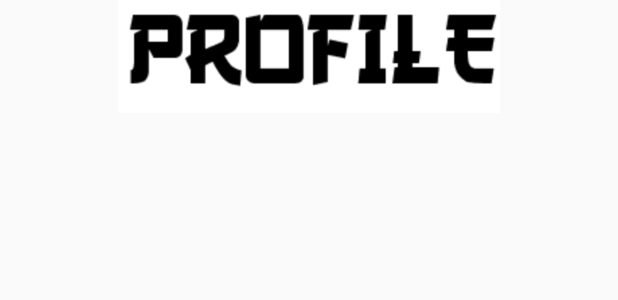
After one commit to bryanlopezrr/Onsen, an Android app: the layout activity_profile.xml on its own in the app's theme, with its tools: preview values and no code run, on a phone screen of 412 x 824 dp. The commit adds this screen. Shown: the top 300 px of the screen. Run offline under Robolectric (Android 15) with nearby library versions, the phone set to English and light mode, and no system bars.

Commit message:
adding profile intent and images

```diff
--- a/app/src/main/AndroidManifest.xml
+++ b/app/src/main/AndroidManifest.xml
@@ -37,6 +37,7 @@
         <activity android:name=".MeditateActivity"/>
         <activity android:name=".ReportsActivity"/>
         <activity android:name=".SettingsActivity"/>
+        <activity android:name=".ProfileActivity"/>
 
         <receiver android:name=".ReminderLogic"/>
         <service android:name=".RingtonePlayingService"
--- /dev/null
+++ b/app/src/main/res/layout/activity_profile.xml
@@ -0,0 +1,44 @@
+<?xml version="1.0" encoding="utf-8"?>
+<LinearLayout xmlns:android="http://schemas.android.com/apk/res/android"
+    android:orientation="vertical" android:layout_width="match_parent"
+    xmlns:app="http://schemas.android.com/apk/res-auto"
+    android:layout_height="match_parent">
+
+
+    <RelativeLayout
+        android:layout_width="match_parent"
+        android:layout_height="500dp">
+
+        <ImageView
+            android:layout_width="wrap_content"
+            android:layout_height="75dp"
+            android:src="@drawable/profile" />
+
+    </RelativeLayout>
+
+
+    <!--    <RelativeLayout-->
+<!--        android:layout_width="match_parent"-->
+<!--        android:layout_height="wrap_content" >-->
+
+
+<!--        <com.google.android.material.bottomnavigation.BottomNavigationView-->
+<!--            android:id="@+id/navigationBar"-->
+<!--            android:layout_width="match_parent"-->
+<!--            android:layout_height="55dp"-->
+<!--            android:layout_alignParentBottom="true"-->
+<!--            android:layout_alignParentStart="true"-->
+<!--            android:layout_alignParentLeft="true"-->
+<!--            app:menu="@menu/nav_items"-->
+<!--            app:itemBackground="@color/colorPrimary"-->
+<!--            app:itemIconTint="@color/nav_item_colors"-->
+<!--            app:itemTextColor="@color/nav_item_colors">-->
+
+<!--        </com.google.android.material.bottomnavigation.BottomNavigationView>-->
+
+
+<!--    </RelativeLayout>-->
+
+
+
+</LinearLayout>
--- a/app/src/main/res/layout/activity_settings.xml
+++ b/app/src/main/res/layout/activity_settings.xml
@@ -40,6 +40,7 @@
             android:layout_marginTop="105dp"
             android:background="#BABBB4B4"
             android:text="Profile"
+            android:onClick="profile"
             android:textColor="@color/colorWhite"
             android:textStyle="bold" />
 
@@ -63,6 +64,7 @@
             android:layout_centerHorizontal="true"
             android:layout_marginTop="20dp"
             android:background="#BABBB4B4"
+            android:onClick="inviteFriends"
             android:text="Invite Friends"
             android:textColor="@color/colorWhite"
             android:textStyle="bold" />
```
Also changed, not shown: app/src/main/java/com/example/onsen/ProfileActivity.java (added, +17 -0 lines), app/src/main/java/com/example/onsen/SettingsActivity.java (+14 -0 lines), app/src/main/res/drawable/profile.png (added).
